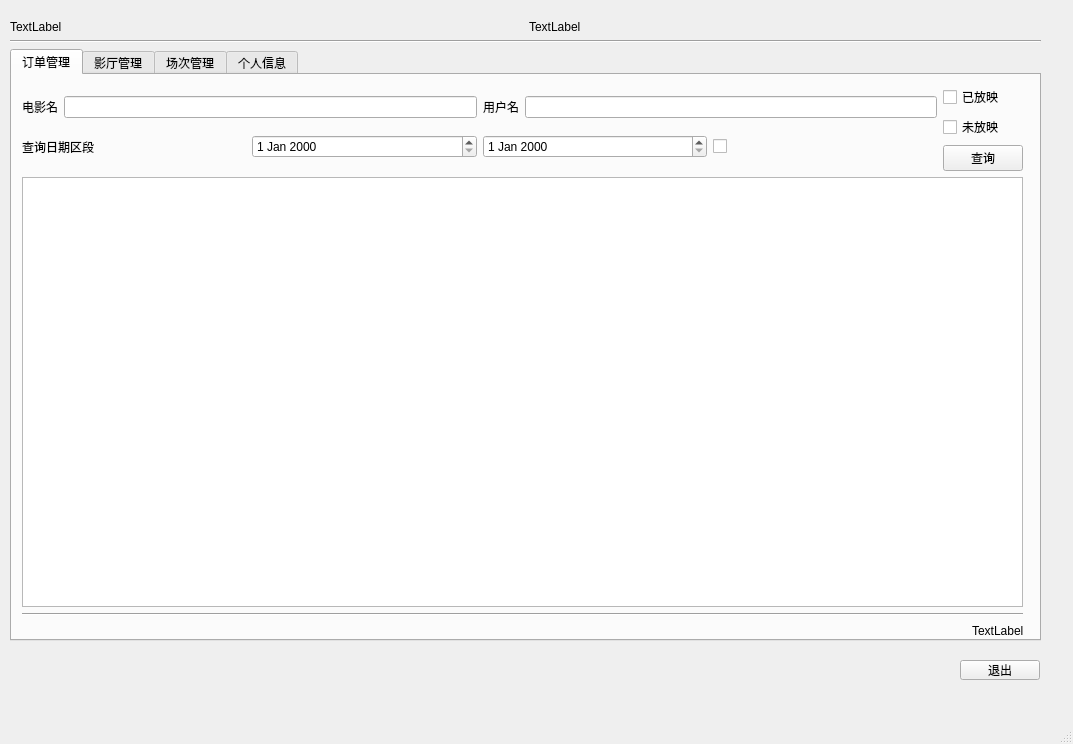
Above: adminmainwindow.ui from SillyPasty/Movie_Management before the change. Below: the same form after it.
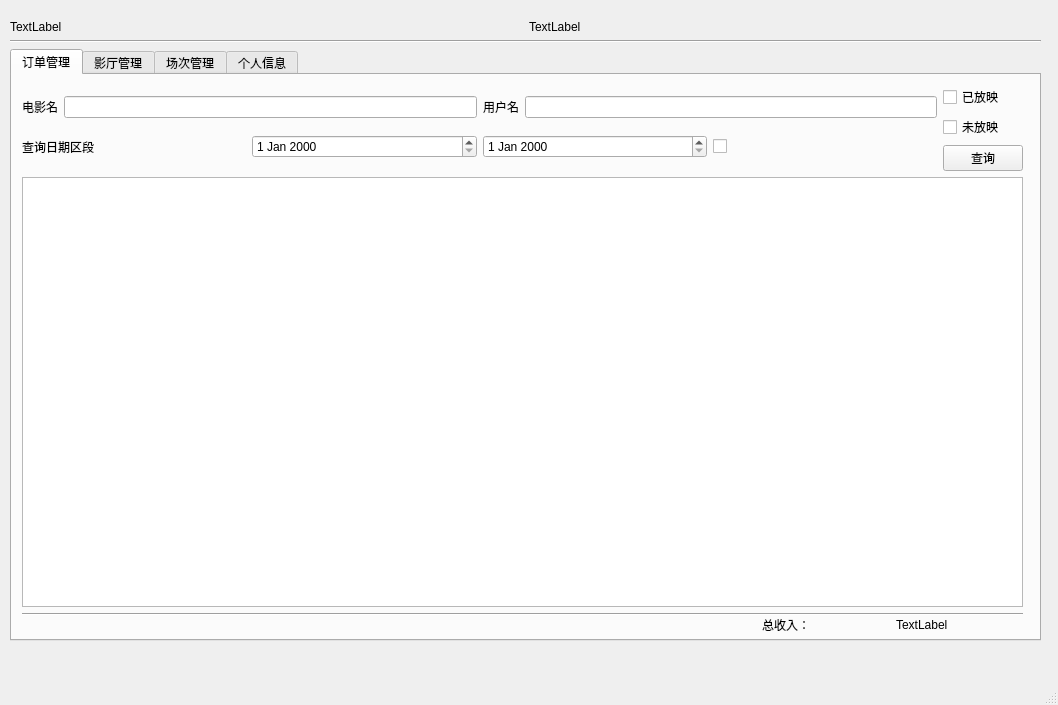
That is the form after the change. The open tabs and pages were chosen to show the change.

```diff
--- a/adminmainwindow.ui
+++ b/adminmainwindow.ui
@@ -6,27 +6,14 @@
    <rect>
     <x>0</x>
     <y>0</y>
-    <width>1073</width>
-    <height>744</height>
+    <width>1058</width>
+    <height>705</height>
    </rect>
   </property>
   <property name="windowTitle">
    <string>MainWindow</string>
   </property>
   <widget class="QWidget" name="centralwidget">
-   <widget class="QPushButton" name="pushButton_exit">
-    <property name="geometry">
-     <rect>
-      <x>960</x>
-      <y>660</y>
-      <width>80</width>
-      <height>20</height>
-     </rect>
-    </property>
-    <property name="text">
-     <string>退出</string>
-    </property>
-   </widget>
    <widget class="QWidget" name="gridLayoutWidget">
     <property name="geometry">
      <rect>
@@ -170,18 +157,31 @@
           </item>
          </layout>
         </widget>
-        <widget class="QLabel" name="label_totalIncome">
+        <widget class="QWidget" name="">
          <property name="geometry">
           <rect>
-           <x>960</x>
-           <y>550</y>
-           <width>54</width>
-           <height>12</height>
+           <x>750</x>
+           <y>540</y>
+           <width>261</width>
+           <height>20</height>
           </rect>
          </property>
-         <property name="text">
-          <string>TextLabel</string>
-         </property>
+         <layout class="QHBoxLayout" name="horizontalLayout_3">
+          <item>
+           <widget class="QLabel" name="label_totalIncome_2">
+            <property name="text">
+             <string>总收入：</string>
+            </property>
+           </widget>
+          </item>
+          <item>
+           <widget class="QLabel" name="label_totalIncome">
+            <property name="text">
+             <string>TextLabel</string>
+            </property>
+           </widget>
+          </item>
+         </layout>
         </widget>
        </widget>
        <widget class="QWidget" name="tab_towUp">
```
Left out of the diff: 23 changed lines with no effect on the pictures.
